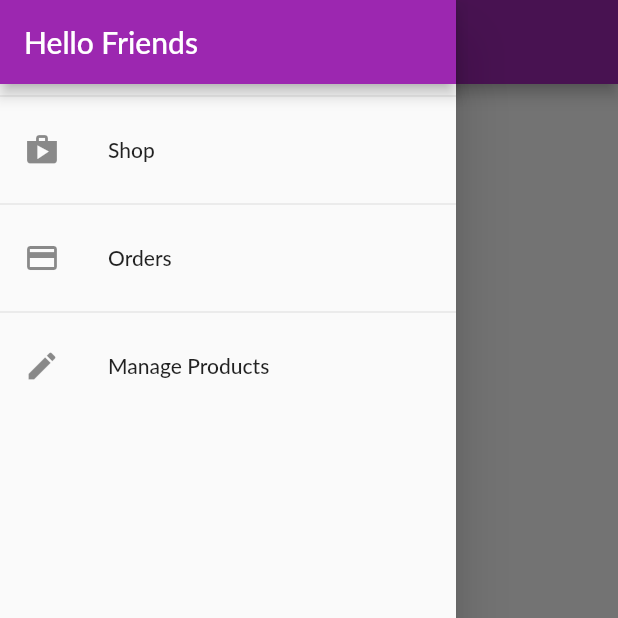
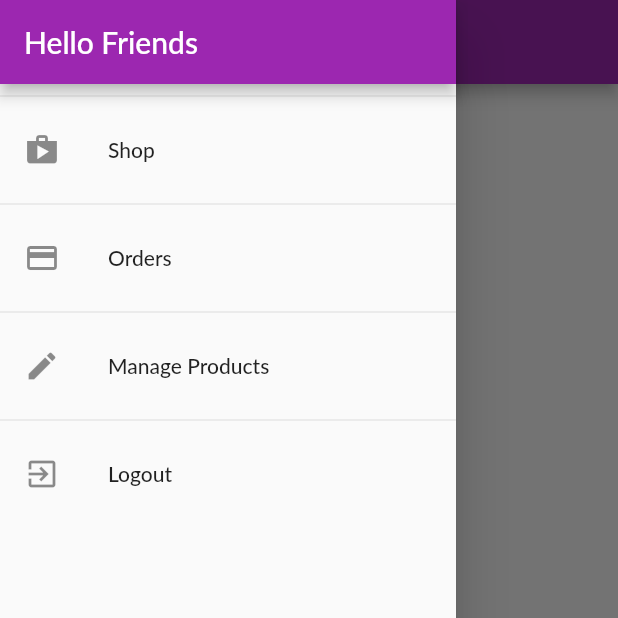
Before and after one commit to dunghuynh1990/Shopping_App, a Flutter app: the OrdersScreen screen opened by its route, with the side drawer open, on a phone screen of 412 x 824 dp, the top half of it. Run offline on Flutter 3.47's test engine with Material 2 defaults, Android fonts, the phone set to English and light mode, and no system bars; network calls fail; Roboto replaces fonts that are missing (Lato).

Commit message:
Logging out

```diff
--- a/lib/main.dart
+++ b/lib/main.dart
@@ -30,9 +30,10 @@ class MyApp extends StatelessWidget {
         ),
         ChangeNotifierProvider(create: (_) => Cart()),
         ChangeNotifierProxyProvider<Auth, Orders>(
-          create: (_) => Orders(null, []),
+          create: (_) => Orders(null, null, []),
           update: (ctx, auth, previousOrders) => Orders(
             auth.token,
+            auth.userId,
             previousOrders == null ? [] : previousOrders.orders,
           ),
         ),
--- a/lib/providers/orders.dart
+++ b/lib/providers/orders.dart
@@ -21,14 +21,16 @@ class OrderItem {
 class Orders with ChangeNotifier {
   List<OrderItem> _orders = [];
   final String authToken;
+  final String userId;
 
-  Orders(this.authToken, this._orders);
+
+  Orders(this.authToken, this.userId, this._orders);
   List<OrderItem> get orders {
     return [..._orders];
   }
 
   Future<void> fetchAndSetOrders() async {
-    final url = 'https://shop-app-a1142.firebaseio.com/orders.json?auth=$authToken';
+    final url = 'https://shop-app-a1142.firebaseio.com/orders/$userId.json?auth=$authToken';
     final response = await http.get(url);
     final List<OrderItem> loaderOrders = [];
     final extractedData = json.decode(response.body) as Map<String, dynamic>;
@@ -59,7 +61,7 @@ class Orders with ChangeNotifier {
   }
 
   Future<void> addOrder(List<CartItem> cartProducts, double total) async {
-    final url = 'https://shop-app-a1142.firebaseio.com/orders.json?auth=$authToken';
+    final url = 'https://shop-app-a1142.firebaseio.com/orders/$userId.json?auth=$authToken';
     final timestamp = DateTime.now();
     final response = await http.post(url,
         body: json.encode({
--- a/lib/widgets/app_drawer.dart
+++ b/lib/widgets/app_drawer.dart
@@ -1,4 +1,6 @@
 import 'package:flutter/material.dart';
+import 'package:provider/provider.dart';
+import 'package:shop_app/providers/auth.dart';
 import 'package:shop_app/screens/orders_screen.dart';
 import 'package:shop_app/screens/user_products_screen.dart';
 
@@ -36,6 +38,15 @@ class AppDrawer extends StatelessWidget {
               Navigator.of(context).pushReplacementNamed(UserProductsScreen.routeName);
             },
           ),
+          Divider(),
+          ListTile(
+            leading: Icon(Icons.exit_to_app),
+            title: Text('Logout'),
+            onTap: () {
+              Navigator.of(context).pop();
+              Provider.of<Auth>(context, listen: false).logout();
+            },
+          ),
         ],
       ),
     );
```
Also changed, not shown: lib/providers/auth.dart (+7 -0 lines).
